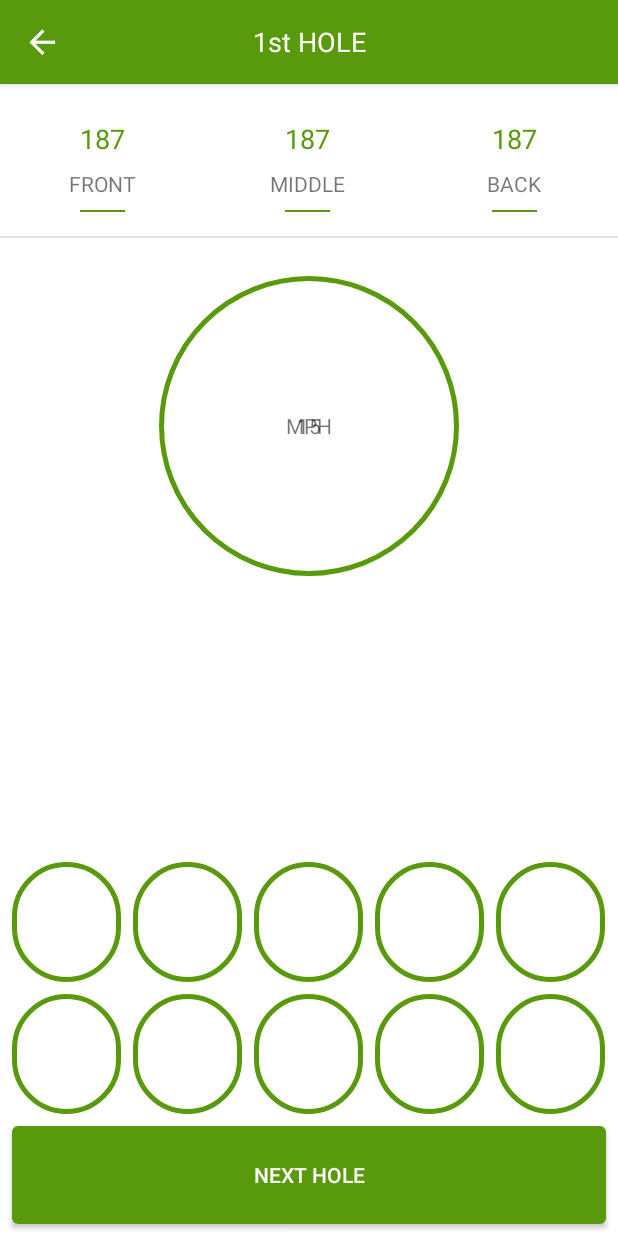
After one commit to myers2121/Back9Android, an Android app: the CurrentRound screen opened directly, with no data from a screen before it, on a phone screen of 412 x 824 dp. The commit adds this screen. Run offline under Robolectric (Android 15) with nearby library versions, the phone set to English and light mode, and no system bars; our stand-ins replace CircleImageView.

Commit message:
Some changes to the current and start round pages.

```diff
--- a/build.gradle
+++ b/build.gradle
@@ -26,7 +26,7 @@ android {
 
     defaultConfig {
         applicationId "com.astral.back9"
-        minSdkVersion 21
+        minSdkVersion 19
         targetSdkVersion 22
         versionCode 1
         versionName "1.0"
--- /dev/null
+++ b/src/main/java/com/astral/back9/CurrentRound.java
@@ -0,0 +1,52 @@
+package com.astral.back9;
+
+import android.support.v7.app.AppCompatActivity;
+import android.os.Bundle;
+import android.support.v7.widget.Toolbar;
+import android.view.Menu;
+import android.view.MenuItem;
+import android.widget.TextView;
+
+public class CurrentRound extends AppCompatActivity {
+
+    private Toolbar toolbar;
+    private TextView toolbarText;
+
+    @Override
+    protected void onCreate(Bundle savedInstanceState) {
+        super.onCreate(savedInstanceState);
+        setContentView(R.layout.activity_current_round);
+
+        toolbar = (Toolbar) findViewById(R.id.tool_bar); // Attaching the layout to the toolbar object
+        toolbar.setNavigationIcon(R.mipmap.back_button_nav);
+
+        toolbarText = (TextView) toolbar.findViewById(R.id.toolbar_text);
+
+        toolbarText.setText("1st HOLE");
+
+        toolbar.setTitle("");
+        setSupportActionBar(toolbar);
+    }
+
+    @Override
+    public boolean onCreateOptionsMenu(Menu menu) {
+        // Inflate the menu; this adds items to the action bar if it is present.
+        getMenuInflater().inflate(R.menu.menu_current_round, menu);
+        return true;
+    }
+
+    @Override
+    public boolean onOptionsItemSelected(MenuItem item) {
+        // Handle action bar item clicks here. The action bar will
+        // automatically handle clicks on the Home/Up button, so long
+        // as you specify a parent activity in AndroidManifest.xml.
+        int id = item.getItemId();
+
+        //noinspection SimplifiableIfStatement
+        if (id == R.id.action_settings) {
+            return true;
+        }
+
+        return super.onOptionsItemSelected(item);
+    }
+}
--- /dev/null
+++ b/src/main/res/layout/activity_current_round.xml
@@ -0,0 +1,271 @@
+<RelativeLayout xmlns:android="http://schemas.android.com/apk/res/android"
+    xmlns:tools="http://schemas.android.com/tools" android:layout_width="match_parent"
+    android:layout_height="match_parent"
+    tools:context="com.astral.back9.CurrentRound"
+    android:background="#FFF">
+
+    <include
+        android:id="@+id/tool_bar"
+        layout="@layout/tool_bar">
+    </include>
+
+    <LinearLayout
+        android:id="@+id/distance_layout"
+        android:layout_below="@+id/tool_bar"
+        android:layout_width="fill_parent"
+        android:layout_height="wrap_content"
+        android:weightSum="1"
+        android:layout_marginTop="8dp"
+        android:orientation="horizontal"
+        android:paddingBottom="16dp"
+        android:paddingTop="16dp"
+        >
+
+        <LinearLayout
+            android:layout_width="0dp"
+            android:layout_height="wrap_content"
+            android:layout_weight=".3333333"
+            android:orientation="vertical">
+
+            <TextView
+                android:layout_marginBottom="8dp"
+                android:layout_width="wrap_content"
+                android:layout_height="wrap_content"
+                android:textColor="@color/ColorPrimary"
+                android:textSize="18dp"
+                android:layout_gravity="center_horizontal"
+                android:text="187"/>
+
+            <TextView
+                android:layout_marginBottom="8dp"
+                android:layout_width="wrap_content"
+                android:layout_height="wrap_content"
+                android:layout_gravity="center_horizontal"
+                android:text="FRONT"/>
+
+            <View
+                android:layout_width="30dp"
+                android:layout_height="1dp"
+                android:layout_gravity="center_horizontal"
+                android:background="@color/ColorPrimary"/>
+
+        </LinearLayout>
+
+        <LinearLayout
+            android:layout_width="0dp"
+            android:layout_height="wrap_content"
+            android:layout_weight=".3333333"
+            android:orientation="vertical">
+
+            <TextView
+                android:layout_marginBottom="8dp"
+                android:layout_width="wrap_content"
+                android:layout_height="wrap_content"
+                android:textSize="18dp"
+                android:layout_gravity="center_horizontal"
+                android:textColor="@color/ColorPrimary"
+                android:text="187"/>
+
+            <TextView
+                android:layout_marginBottom="8dp"
+                android:layout_width="wrap_content"
+                android:layout_height="wrap_content"
+                android:layout_gravity="center_horizontal"
+                android:text="MIDDLE"/>
+
+            <View
+                android:layout_width="30dp"
+                android:layout_height="1dp"
+                android:layout_gravity="center_horizontal"
+                android:background="@color/ColorPrimary"/>
+
+        </LinearLayout>
+
+        <LinearLayout
+            android:layout_width="0dp"
+            android:layout_height="wrap_content"
+            android:layout_weight=".3333334"
+            android:orientation="vertical">
+
+            <TextView
+                android:layout_width="wrap_content"
+                android:layout_height="wrap_content"
+                android:layout_gravity="center_horizontal"
+                android:layout_marginBottom="8dp"
+                android:textSize="18dp"
+                android:textColor="@color/ColorPrimary"
+                android:text="187"/>
+
+            <TextView
+                android:layout_marginBottom="8dp"
+                android:layout_width="wrap_content"
+                android:layout_height="wrap_content"
+                android:layout_gravity="center_horizontal"
+                android:text="BACK"/>
+
+            <View
+                android:layout_width="30dp"
+                android:layout_height="1dp"
+                android:layout_gravity="center_horizontal"
+                android:background="@color/ColorPrimary"/>
+
+        </LinearLayout>
+
+    </LinearLayout>
+
+    <View
+        android:layout_below="@+id/distance_layout"
+        android:layout_width="fill_parent"
+        android:layout_height="1dp"
+        android:layout_gravity="center_horizontal"
+        android:background="#e3e3e3"
+        android:id="@+id/linearLayout" />
+
+    <RelativeLayout
+        android:layout_width="fill_parent"
+        android:layout_height="wrap_content"
+        android:gravity="center"
+        android:layout_below="@+id/linearLayout"
+        android:layout_marginTop="25dp"
+        android:layout_alignParentStart="true">
+
+        <de.hdodenhof.circleimageview.CircleImageView
+            android:layout_width="200dp"
+            android:layout_height="200dp"
+            android:background="@drawable/circle_image_background"
+            android:layout_centerInParent="true"/>
+
+        <TextView
+            android:id="@+id/wind_speed_round"
+            android:layout_width="wrap_content"
+            android:layout_height="wrap_content"
+            android:layout_centerInParent="true"
+            android:text="15"
+            />
+
+        <TextView
+            android:layout_width="wrap_content"
+            android:layout_height="wrap_content"
+            android:text="MPH"
+            android:layout_below="@+id/wind_speed_round"
+            android:layout_centerInParent="true"/>
+
+    </RelativeLayout>
+
+    <LinearLayout
+        android:id="@+id/score_buttons_top"
+        android:layout_above="@+id/score_buttons_second"
+        android:layout_width="fill_parent"
+        android:layout_height="wrap_content"
+        android:weightSum="1"
+        android:layout_marginBottom="8dp"
+        android:layout_marginEnd="8dp"
+        android:layout_marginStart="8dp"
+        android:orientation="horizontal">
+
+        <de.hdodenhof.circleimageview.CircleImageView
+            android:layout_width="0dp"
+            android:layout_height="80dp"
+            android:layout_weight=".2"
+            android:layout_marginEnd="8dp"
+            android:background="@drawable/circle_image_background"
+            />
+
+        <de.hdodenhof.circleimageview.CircleImageView
+            android:layout_width="0dp"
+            android:layout_height="80dp"
+            android:layout_weight=".2"
+            android:layout_marginEnd="8dp"
+            android:background="@drawable/circle_image_background"
+            />
+
+        <de.hdodenhof.circleimageview.CircleImageView
+            android:layout_width="0dp"
+            android:layout_height="80dp"
+            android:layout_weight=".2"
+            android:layout_marginEnd="8dp"
+            android:background="@drawable/circle_image_background"
+            />
+
+        <de.hdodenhof.circleimageview.CircleImageView
+            android:layout_width="0dp"
+            android:layout_height="80dp"
+            android:layout_weight=".2"
+            android:layout_marginEnd="8dp"
+            android:background="@drawable/circle_image_background"
+            />
+
+        <de.hdodenhof.circleimageview.CircleImageView
+            android:layout_width="0dp"
+            android:layout_height="80dp"
+            android:layout_weight=".2"
+            android:background="@drawable/circle_image_background"
+            />
+
+    </LinearLayout>
+
+    <LinearLayout
+        android:id="@+id/score_buttons_second"
+        android:layout_above="@+id/next_hole_button"
+        android:layout_width="fill_parent"
+        android:layout_height="wrap_content"
+        android:layout_marginBottom="8dp"
+        android:layout_marginEnd="8dp"
+        android:layout_marginStart="8dp"
+        android:weightSum="1"
+        android:orientation="horizontal">
+
+        <de.hdodenhof.circleimageview.CircleImageView
+            android:layout_width="0dp"
+            android:layout_height="80dp"
+            android:layout_weight=".2"
+            android:layout_marginEnd="8dp"
+            android:background="@drawable/circle_image_background"
+            />
+
+        <de.hdodenhof.circleimageview.CircleImageView
+            android:layout_width="0dp"
+            android:layout_height="80dp"
+            android:layout_weight=".2"
+            android:layout_marginEnd="8dp"
+            android:background="@drawable/circle_image_background"
+            />
+
+        <de.hdodenhof.circleimageview.CircleImageView
+            android:layout_width="0dp"
+            android:layout_height="80dp"
+            android:layout_weight=".2"
+            android:layout_marginEnd="8dp"
+            android:background="@drawable/circle_image_background"
+            />
+
+        <de.hdodenhof.circleimageview.CircleImageView
+            android:layout_width="0dp"
+            android:layout_height="80dp"
+            android:layout_weight=".2"
+            android:layout_marginEnd="8dp"
+            android:background="@drawable/circle_image_background"
+            />
+
+        <de.hdodenhof.circleimageview.CircleImageView
+            android:layout_width="0dp"
+            android:layout_height="80dp"
+            android:layout_weight=".2"
+            android:background="@drawable/circle_image_background"
+            />
+
+    </LinearLayout>
+
+    <Button
+        android:id="@+id/next_hole_button"
+        android:layout_width="fill_parent"
+        android:layout_height="65dp"
+        android:text="NEXT HOLE"
+        android:layout_alignParentBottom="true"
+        android:textColor="#FFF"
+        android:background="@drawable/register_button"
+        android:layout_marginStart="8dp"
+        android:layout_marginEnd="8dp"
+        android:layout_marginBottom="8dp" />
+
+</RelativeLayout>
--- a/src/main/res/layout/activity_help.xml
+++ b/src/main/res/layout/activity_help.xml
@@ -40,7 +40,7 @@
                 android:layout_width="match_parent"
                 android:layout_height="60dp"
                 android:layout_gravity="center_horizontal"
-                android:background="@drawable/help_buttons"
+
                 >
 
                 <TextView
@@ -80,7 +80,7 @@
                 android:orientation="vertical"
                 android:layout_width="match_parent"
                 android:layout_height="60dp"
-                android:background="@drawable/help_buttons">
+                >
 
                 <TextView
                     android:layout_width="wrap_content"
@@ -118,7 +118,7 @@
                 android:layout_width="match_parent"
                 android:layout_height="60dp"
                 android:layout_gravity="center_horizontal"
-                android:background="@drawable/help_buttons">
+                >
 
                 <TextView
                     android:layout_width="wrap_content"
@@ -156,7 +156,7 @@
                 android:layout_width="match_parent"
                 android:layout_height="60dp"
                 android:layout_gravity="center_horizontal"
-                android:background="@drawable/help_buttons">
+                >
 
                 <TextView
                     android:layout_width="wrap_content"
--- /dev/null
+++ b/src/main/res/menu/menu_current_round.xml
@@ -0,0 +1,5 @@
+<menu xmlns:android="http://schemas.android.com/apk/res/android"
+    xmlns:app="http://schemas.android.com/apk/res-auto"
+    xmlns:tools="http://schemas.android.com/tools" tools:context="com.astral.back9.CurrentRound">
+
+</menu>
--- a/src/main/res/values/strings.xml
+++ b/src/main/res/values/strings.xml
@@ -13,12 +13,13 @@
     <string name="title_activity_about">About</string>
     <string name="title_activity_help">Help</string>
     <string name="title_activity_profile">Profile</string>
-    <string name="facebook_button">Visit us on Facebook</string>
-
-
     <string name="hello_blank_fragment">Hello blank fragment</string>
     <string name="title_activity_start_round">StartRound</string>
     <string name="title_activity_forgot_password">ForgotPassword</string>
+    <string-array name="ranking">
+        <item>100</item>
+        <item>101</item>
+    </string-array>
+    <string name="title_activity_current_round">CurrentRound</string>
     <string name="title_activity_first_load">First load</string>
-
 </resources>
```
Also changed, not shown: src/main/AndroidManifest.xml (+8 -0 lines).
